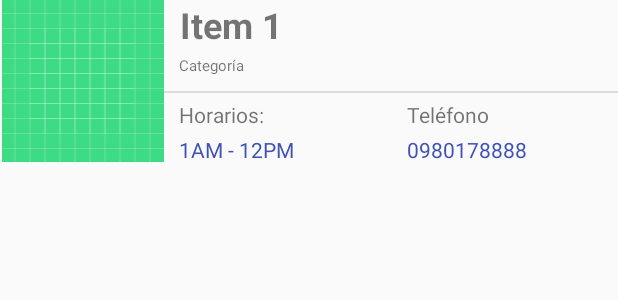
After one commit to josecordero2016/Tarea03, an Android app: the layout lyt_items.xml on its own in the app's theme, with its tools: preview values and no code run, on a phone screen of 412 x 824 dp. The commit adds this screen. Shown: the top 300 px of the screen. Run offline under Robolectric (Android 15) with nearby library versions, the phone set to English and light mode, and no system bars.

Commit message:
Creación del adaptador para el RecyclerView

```diff
--- a/app/build.gradle
+++ b/app/build.gradle
@@ -26,6 +26,7 @@ dependencies {
     implementation fileTree(dir: "libs", include: ["*.jar"])
     implementation 'androidx.appcompat:appcompat:1.1.0'
     implementation 'androidx.constraintlayout:constraintlayout:1.1.3'
+    implementation 'androidx.recyclerview:recyclerview:1.1.0'
     testImplementation 'junit:junit:4.12'
     androidTestImplementation 'androidx.test.ext:junit:1.1.1'
     androidTestImplementation 'androidx.test.espresso:espresso-core:3.2.0'
--- a/app/src/main/java/com/example/tarea03/MainActivity.java
+++ b/app/src/main/java/com/example/tarea03/MainActivity.java
@@ -43,13 +43,13 @@ public class MainActivity extends AppCompatActivity {
                 //Creando array con datos de los restaurantes
                 Restaurante[] restaurant_arr = restaurantes.getRestaurantes();
                 //De cada objeto restaurante en el array se realiza una acción
-                for (Restaurante r : restaurant_arr) {
+                /*for (Restaurante r : restaurant_arr) {
                     valores += "Nombre:" + r.getNombre() + "\n" +
                             "Horarios:" + r.getHorarios() + "\n" +
                             "Categoría:" + r.getCategoria() + "\n" +
                             "Foto:" + r.getFoto() + "\n" +
                             "Teléfono:" + r.getTelefono() + "\n\n";
-                }
+                }*/
 
 
 
--- a/app/src/main/res/layout/activity_main.xml
+++ b/app/src/main/res/layout/activity_main.xml
@@ -11,5 +11,17 @@
         android:id="@+id/lblResultados"
         android:layout_width="match_parent"
         android:layout_height="match_parent"
+        android:layout_alignParentStart="true"
+        android:layout_alignParentTop="true"
         android:text="TextView" />
+
+    <androidx.recyclerview.widget.RecyclerView
+        android:id="@+id/rclVista"
+        android:layout_width="match_parent"
+        android:layout_height="568dp"
+        android:layout_alignParentStart="true"
+        android:layout_alignParentTop="true"
+        android:layout_marginStart="0dp"
+        android:layout_marginTop="35dp" />
+
 </RelativeLayout>
--- /dev/null
+++ b/app/src/main/res/layout/lyt_items.xml
@@ -0,0 +1,110 @@
+<?xml version="1.0" encoding="utf-8"?>
+<RelativeLayout
+    xmlns:android="http://schemas.android.com/apk/res/android"
+    xmlns:app="http://schemas.android.com/apk/res-auto"
+    xmlns:tools="http://schemas.android.com/tools"
+    android:layout_width="match_parent"
+    android:layout_height="match_parent">
+
+
+    <TextView
+        android:id="@+id/textView7"
+        android:layout_width="67dp"
+        android:layout_height="wrap_content"
+        android:layout_below="@+id/lblNombre"
+        android:layout_alignParentStart="true"
+        android:layout_alignParentEnd="true"
+        android:layout_marginStart="271dp"
+        android:layout_marginTop="34dp"
+        android:layout_marginEnd="73dp"
+        android:layout_weight="1"
+        android:text="Teléfono"
+        android:textSize="14sp" />
+
+    <TextView
+        android:id="@+id/textView4"
+        android:layout_width="67dp"
+        android:layout_height="wrap_content"
+        android:layout_below="@+id/lblNombre"
+        android:layout_alignParentStart="true"
+        android:layout_alignParentEnd="true"
+        android:layout_marginStart="119dp"
+        android:layout_marginTop="34dp"
+        android:layout_marginEnd="225dp"
+        android:layout_weight="1"
+        android:text="Horarios:"
+        android:textSize="14sp" />
+
+    <TextView
+        android:id="@+id/lblHorarios"
+        android:layout_width="wrap_content"
+        android:layout_height="wrap_content"
+        android:layout_below="@+id/lblNombre"
+        android:layout_alignParentStart="true"
+        android:layout_alignParentEnd="true"
+        android:layout_marginStart="119dp"
+        android:layout_marginTop="57dp"
+        android:layout_marginEnd="159dp"
+        android:layout_weight="1"
+        android:text="1AM - 12PM"
+        android:textColor="#3F51B5"
+        android:textSize="14sp" />
+
+    <TextView
+        android:id="@+id/lblTelefono"
+        android:layout_width="wrap_content"
+        android:layout_height="wrap_content"
+        android:layout_below="@+id/lblNombre"
+        android:layout_alignParentStart="true"
+        android:layout_alignParentEnd="true"
+        android:layout_marginStart="271dp"
+        android:layout_marginTop="57dp"
+        android:layout_marginEnd="7dp"
+        android:layout_weight="1"
+        android:text="0980178888"
+        android:textColor="#3F51B5"
+        android:textSize="14sp" />
+
+    <ImageView
+        android:id="@+id/imgPerfil"
+        android:layout_width="110dp"
+        android:layout_height="wrap_content"
+        android:layout_weight="1"
+        app:srcCompat="@drawable/ic_launcher_background" />
+
+    <TextView
+        android:id="@+id/lblNombre"
+        android:layout_width="291dp"
+        android:layout_height="wrap_content"
+        android:layout_alignParentStart="true"
+        android:layout_marginStart="120dp"
+        android:layout_weight="1"
+        android:text="Item 1"
+        android:textSize="24sp"
+        android:textStyle="bold" />
+
+    <TextView
+        android:id="@+id/lblCategoria"
+        android:layout_width="match_parent"
+        android:layout_height="wrap_content"
+        android:layout_below="@+id/lblNombre"
+        android:layout_alignParentStart="true"
+        android:layout_alignParentEnd="true"
+        android:layout_marginStart="119dp"
+        android:layout_marginTop="4dp"
+        android:layout_marginEnd="1dp"
+        android:layout_weight="1"
+        android:text="Categoría"
+        android:textSize="10sp" />
+
+    <View
+        android:id="@+id/divider"
+        android:layout_width="wrap_content"
+        android:layout_height="1dp"
+        android:layout_below="@+id/lblCategoria"
+        android:layout_alignParentStart="true"
+        android:layout_marginStart="109dp"
+        android:layout_marginTop="10dp"
+        android:background="?android:attr/listDivider" />
+
+</RelativeLayout>
```
